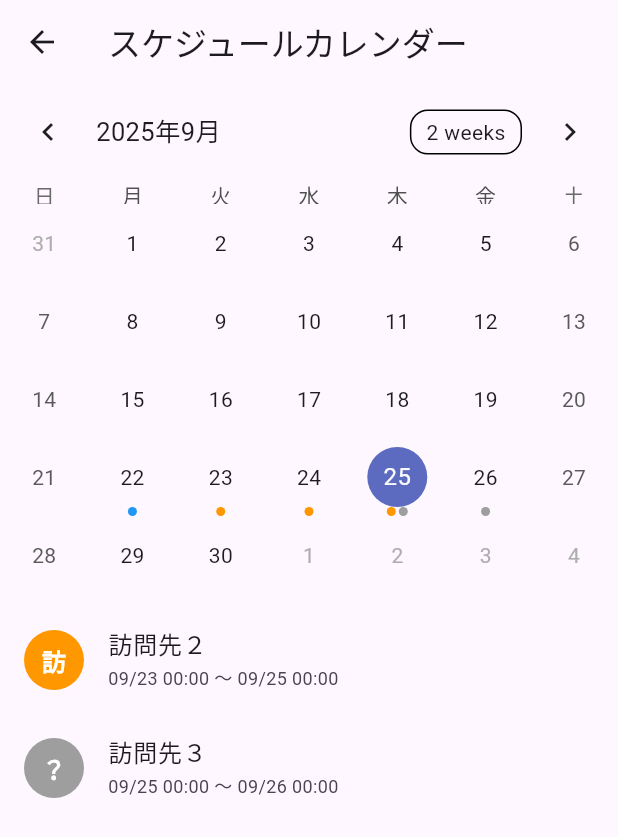
After one commit to GalleyLa/sfa2photo, a Flutter app: the HomeScreen screen opened directly, after a tap on "カレンダー", on a phone screen of 412 x 824 dp. The commit adds this screen. Shown: the top 837 px of the screen. Run offline on Flutter 3.47's test engine with Material 3 defaults, Android fonts, the phone set to English and light mode, and no system bars; drawn by our look-alikes of table_calendar; our stand-ins replace cookie_jar, dio, dio_cookie_manager, flutter_dotenv, flutter_riverpod, flutter_secure_storage; accounts and stored records are empty; network calls fail.

Commit message:
スケジュールをカレンダー表示してみる

```diff
--- /dev/null
+++ b/lib/application/usecases/group_schedules_usecase.dart
@@ -0,0 +1,23 @@
+// group_schedules_usecase.dart
+
+//import 'package:sfa2photo/domain/entity/schedule_entity.dart';
+import '../../domain/entity/schedule_entity.dart';
+// import '../../domain/schedule_mapper.dart';
+
+class GroupSchedulesByDayUseCase {
+  Map<DateTime, List<ScheduleEntity>> execute(List<ScheduleEntity> schedules) {
+    final map = <DateTime, List<ScheduleEntity>>{};
+
+    for (final schedule in schedules) {
+      DateTime day = schedule.start_date;
+      while (!day.isAfter(schedule.end_date)) {
+        final normalized = DateTime(day.year, day.month, day.day);
+        map.putIfAbsent(normalized, () => []);
+        map[normalized]!.add(schedule);
+        day = day.add(const Duration(days: 1));
+      }
+    }
+
+    return map;
+  }
+}
--- a/lib/domain/entity/auth_entity.dart
+++ b/lib/domain/entity/auth_entity.dart
@@ -1,3 +1,4 @@
+// lib/domain/entity/auth_entity.dart
 class AuthEntity {
   final String username;
   final String password;
--- a/lib/domain/entity/schedule_entity.dart
+++ b/lib/domain/entity/schedule_entity.dart
@@ -3,21 +3,19 @@ class ScheduleEntity {
   final String mode; // "schedule" or "report"
   final String member_id; // 担当者ID
   final String id; // スケジュールID
+  final String mouse_title; // マウスオーバー用タイトル
   final DateTime start_date; // 開始日
   final DateTime end_date; // 終了日
   final String apl_resource_data_key; // 表示用タイトル
-  final String customer_name;
-  final String project_name; // 紐づく顧客ID（APIで返るなら）
 
   ScheduleEntity({
     required this.mode,
     required this.member_id,
     required this.id,
+    required this.mouse_title,
     required this.start_date,
     required this.end_date,
     required this.apl_resource_data_key,
-    required this.customer_name,
-    required this.project_name,
   });
 
   factory ScheduleEntity.fromMap(Map<String, dynamic> map) {
@@ -25,11 +23,10 @@ class ScheduleEntity {
       mode: map['mode'] as String,
       member_id: map['member_id'] as String,
       id: map['id'] as String,
+      mouse_title: map['mouse_title'] as String,
       start_date: DateTime.parse(map['start_date']),
       end_date: DateTime.parse(map['end_date']),
       apl_resource_data_key: map['apl_resource_data_key'] as String,
-      customer_name: map['customer_name'] as String,
-      project_name: map['project_name'] as String,
     );
   }
 
@@ -37,10 +34,9 @@ class ScheduleEntity {
     'mode': mode,
     'member_id': member_id,
     'id': id,
+    'mouse_title': mouse_title,
     'start_date': start_date.toIso8601String(),
     'end_date': end_date.toIso8601String(),
     'apl_resource_data_key': apl_resource_data_key,
-    'customer_name': customer_name,
-    'project_name': project_name,
   };
 }
--- /dev/null
+++ b/lib/domain/mapper/schedule_mapper.dart
@@ -0,0 +1,17 @@
+// lib/domain/mapper/schedule_mapper.dart
+
+import '../entity/schedule_entity.dart';
+import '../value/schedule_type.dart';
+
+class ScheduleMapper {
+  static ScheduleType toType(String mode) {
+    switch (mode) {
+      case 'member':
+        return ScheduleType.member;
+      case 'report':
+        return ScheduleType.report;
+      default:
+        return ScheduleType.unknown; // 未知の値はグレー表示
+    }
+  }
+}
--- /dev/null
+++ b/lib/domain/value/schedule_type.dart
@@ -0,0 +1,28 @@
+// lib/domain/value/schedule_type.dart
+
+enum ScheduleType { member, report, unknown }
+
+extension ScheduleTypeColor on ScheduleType {
+  String get label {
+    switch (this) {
+      case ScheduleType.member:
+        return 'ス'; // メンバー
+      case ScheduleType.report:
+        return '訪'; // レポート
+      case ScheduleType.unknown:
+        return '？'; // 未知の種類
+    }
+  }
+
+  // UI に依存しない「色のヒント」
+  int get colorValue {
+    switch (this) {
+      case ScheduleType.member:
+        return 0xFF2196F3; // ブルー
+      case ScheduleType.report:
+        return 0xFFFF9800; // オレンジ
+      case ScheduleType.unknown:
+        return 0xFF9E9E9E; // グレー
+    }
+  }
+}
--- /dev/null
+++ b/lib/infrastructure/group_schedules_usecase.dart
@@ -0,0 +1,20 @@
+// group_schedules_usecase.dart
+import '../domain/entity/schedule_entity.dart';
+
+class GroupSchedulesByDayUseCase {
+  Map<DateTime, List<ScheduleEntity>> execute(List<ScheduleEntity> schedules) {
+    final map = <DateTime, List<ScheduleEntity>>{};
+
+    for (final schedule in schedules) {
+      DateTime day = schedule.start_date;
+      while (!day.isAfter(schedule.end_date)) {
+        final normalized = DateTime(day.year, day.month, day.day);
+        map.putIfAbsent(normalized, () => []);
+        map[normalized]!.add(schedule);
+        day = day.add(const Duration(days: 1));
+      }
+    }
+
+    return map;
+  }
+}
--- a/lib/main.dart
+++ b/lib/main.dart
@@ -6,7 +6,8 @@ import 'package:flutter_riverpod/flutter_riverpod.dart';
 import 'package:flutter_dotenv/flutter_dotenv.dart';
 
 // import 'di/providers.dart';
-import 'presentation/screens/login_screen.dart';
+import 'presentation/pages/login_screen.dart';
+import 'package:intl/date_symbol_data_local.dart';
 
 //import 'package:dcdg/dcdg.dart'; //クラス図作成ツール用
 //flutter pub global run dcdgで表示される値をPlantUML Editorにコピペしてクラス図を生成できる
@@ -23,7 +24,9 @@ Future<void> main() async {
   // final baseUrl = dotenv.env['API_BASE_URL']!;
   // setupLocator(baseUrl: baseUrl);
 
-  runApp(const ProviderScope(child: MyApp()));
+  await initializeDateFormatting('ja_JP').then((_) {
+    runApp(const ProviderScope(child: MyApp()));
+  });
 }
 
 class MyApp extends StatelessWidget {
--- a/lib/presentation/screens/home_screen.dart
+++ b/lib/presentation/pages/home_screen.dart
@@ -1,9 +1,11 @@
 import 'package:flutter/material.dart';
 import 'package:flutter_riverpod/flutter_riverpod.dart';
+// import 'package:sfa2photo/presentation/widgets/loading_indicator.dart';
 import '../provider/auth_provider.dart';
 //import '../provider/schedule_providers.dart';
 import '../provider/schedule_notifier_provider.dart';
 import 'login_screen.dart';
+import 'schedule_calendar_screen.dart';
 
 class HomeScreen extends ConsumerWidget {
   const HomeScreen({super.key});
@@ -11,6 +13,7 @@ class HomeScreen extends ConsumerWidget {
   @override
   Widget build(BuildContext context, WidgetRef ref) {
     final authState = ref.watch(authNotifierProvider);
+    final schedulesAsync = ref.watch(scheduleNotifierProvider);
 
     return Scaffold(
       appBar: AppBar(title: const Text("Home")),
@@ -33,14 +36,30 @@ class HomeScreen extends ConsumerWidget {
               child: const Text("Logout"),
             ),
 
+            if (schedulesAsync.isLoading == true) ...[
+              const CircularProgressIndicator(),
+            ],
             const SizedBox(height: 16),
             ElevatedButton(
-              onPressed: () async {
-                await ref.read(scheduleNotifierProvider.notifier).fetch();
+              onPressed: () {
+                ref.read(scheduleNotifierProvider.notifier).fetch();
                 // final schedulesState = ref.read(scheduleNotifierProvider);
               },
 
               child: const Text("スケジュール一覧"),
+            ),
+            const SizedBox(height: 16),
+            ElevatedButton(
+              onPressed: () {
+                //MaterialPageRoute(builder: (_) => const HomeScreen());
+                Navigator.pushReplacement(
+                  context,
+                  MaterialPageRoute(builder: (_) => const CalendarPage()),
+                );
+                // final schedulesState = ref.read(scheduleNotifierProvider);
+              },
+
+              child: const Text("カレンダー"),
             ),
           ],
         ),
--- /dev/null
+++ b/lib/presentation/pages/schedule_calendar_screen.dart
@@ -0,0 +1,159 @@
+import 'package:flutter/material.dart';
+import 'package:table_calendar/table_calendar.dart';
+import 'package:intl/intl.dart';
+
+import '../../domain/entity/schedule_entity.dart';
+import '../../domain/value/schedule_type.dart';
+import '../../domain/mapper/schedule_mapper.dart';
+
+import '../../application/usecases/group_schedules_usecase.dart';
+
+class CalendarPage extends StatefulWidget {
+  const CalendarPage({super.key});
+
+  @override
+  State<CalendarPage> createState() => _CalendarPageState();
+}
+
+class _CalendarPageState extends State<CalendarPage> {
+  DateTime _focusedDay = DateTime.now();
+  DateTime? _selectedDay;
+
+  late final List<ScheduleEntity> schedules;
+  late final Map<DateTime, List<ScheduleEntity>> scheduleMap;
+
+  @override
+  void initState() {
+    super.initState();
+
+    final today = DateTime.now();
+    _selectedDay = DateTime(today.year, today.month, today.day); // ← 今日を初期選択
+    _focusedDay = _selectedDay!;
+    // scheduleMap の初期化などもここで
+    // scheduleMap = GroupSchedulesByDayUseCase().execute(schedules);
+
+    // 仮データ
+    schedules = [
+      ScheduleEntity(
+        mode: 'member',
+        member_id: '1',
+        id: '101',
+        mouse_title: '訪問先１',
+        start_date: DateTime(2025, 9, 22),
+        end_date: DateTime(2025, 9, 22),
+        apl_resource_data_key: 'meeting',
+      ),
+      ScheduleEntity(
+        mode: 'report',
+        member_id: '1',
+        id: '102',
+        mouse_title: '訪問先２',
+        start_date: DateTime(2025, 9, 23),
+        end_date: DateTime(2025, 9, 25),
+        apl_resource_data_key: 'meeting',
+      ),
+      ScheduleEntity(
+        mode: 'meeting', // 未知の値
+        member_id: '1',
+        id: '103',
+        mouse_title: '訪問先３',
+        start_date: DateTime(2025, 9, 25),
+        end_date: DateTime(2025, 9, 26),
+        apl_resource_data_key: 'meeting',
+      ),
+    ];
+
+    scheduleMap = GroupSchedulesByDayUseCase().execute(schedules);
+  }
+
+  List<ScheduleEntity> _getEventsForDay(DateTime day) {
+    final normalized = DateTime(day.year, day.month, day.day);
+    return scheduleMap[normalized] ?? [];
+  }
+
+  @override
+  Widget build(BuildContext context) {
+    final events = _selectedDay != null ? _getEventsForDay(_selectedDay!) : [];
+    final dateTimeFormat = DateFormat('MM/dd HH:mm'); // 例: 09/22 09:00
+
+    return Scaffold(
+      appBar: AppBar(title: const Text('スケジュールカレンダー')),
+      body: Column(
+        children: [
+          /// --- カレンダー表示 ---
+          TableCalendar<ScheduleEntity>(
+            locale: 'ja_JP',
+            firstDay: DateTime.utc(2020, 1, 1),
+            lastDay: DateTime.utc(2030, 12, 31),
+            focusedDay: _focusedDay,
+            selectedDayPredicate: (day) => isSameDay(_selectedDay, day),
+            onDaySelected: (selectedDay, focusedDay) {
+              setState(() {
+                _selectedDay = selectedDay;
+                _focusedDay = focusedDay;
+              });
+            },
+            eventLoader: _getEventsForDay,
+            calendarBuilders: CalendarBuilders(
+              markerBuilder: (context, date, events) {
+                if (events.isEmpty) return null;
+
+                // 色付き丸だけ表示
+                return Wrap(
+                  alignment: WrapAlignment.center,
+                  spacing: 2,
+                  runSpacing: 2,
+                  children: events.take(3).map((e) {
+                    final type = ScheduleMapper.toType(e.mode);
+                    return Container(
+                      width: 6,
+                      height: 6,
+                      decoration: BoxDecoration(
+                        color: Color(type.colorValue),
+                        shape: BoxShape.circle,
+                      ),
+                    );
+                  }).toList(),
+                );
+              },
+            ),
+          ),
+
+          const SizedBox(height: 8),
+
+          /// --- 選択した日の予定をリスト表示 ---
+          Expanded(
+            child: events.isEmpty
+                ? const Center(child: Text('予定はありません'))
+                : ListView.builder(
+                    itemCount: events.length,
+                    itemBuilder: (context, index) {
+                      final e = events[index];
+                      final type = ScheduleMapper.toType(e.mode);
+                      return ListTile(
+                        leading: CircleAvatar(
+                          backgroundColor: Color(type.colorValue),
+                          child: Text(
+                            type.label, // ← 日本語1文字
+                            style: const TextStyle(
+                              color: Colors.white,
+                              fontWeight: FontWeight.bold,
+                            ),
+                          ),
+                        ),
+                        title: Text(e.mouse_title),
+                        subtitle: Text(
+                          !isSameDay(e.start_date, e.end_date)
+                              ? '${dateTimeFormat.format(e.start_date)} 〜 ${dateTimeFormat.format(e.end_date)}'
+                              : '${dateTimeFormat.format(e.start_date)} 〜 ${dateTimeFormat.format(e.end_date)}',
+                          style: const TextStyle(fontSize: 12),
+                        ),
+                      );
+                    },
+                  ),
+          ),
+        ],
+      ),
+    );
+  }
+}
--- a/lib/presentation/provider/schedule_notifier_provider.dart
+++ b/lib/presentation/provider/schedule_notifier_provider.dart
@@ -2,14 +2,16 @@ import 'package:flutter_riverpod/flutter_riverpod.dart';
 import '../../application/usecases/schedule_usecase.dart';
 import '../../domain/entity/schedule_entity.dart';
 import 'common_providers.dart';
+import '../state/schedule_state.dart';
 
 class ScheduleNotifier extends StateNotifier<AsyncValue<List<ScheduleEntity>>> {
   final ScheduleUseCase _useCase;
 
-  ScheduleNotifier(this._useCase) : super(const AsyncValue.loading());
+  ScheduleNotifier(this._useCase) : super(const AsyncValue.data([]));
 
   Future<void> fetch() async {
     state = const AsyncValue.loading();
+
     try {
       final schedules = await _useCase.execute();
       state = AsyncValue.data(schedules);
--- a/pubspec.yaml
+++ b/pubspec.yaml
@@ -21,6 +21,7 @@ dependencies:
   flutter_secure_storage: ^9.2.4
 
   dcdg: ^4.1.0
+  table_calendar: ^3.2.0
 
 dev_dependencies:
   flutter_test:
```
Also changed, not shown: lib/presentation/pages/login_screen.dart (renamed from lib/presentation/screens/login_screen.dart), pubspec.lock, 2 other files.
